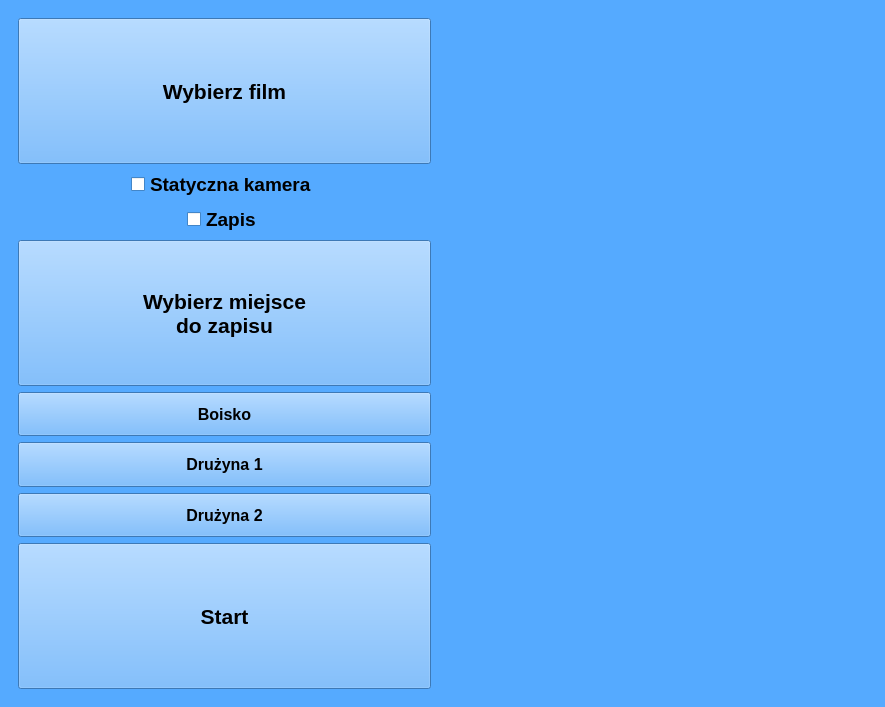
Before: the Qt Designer form views/window.ui in RustyRipper/playersTracking, drawn with Qt 5.
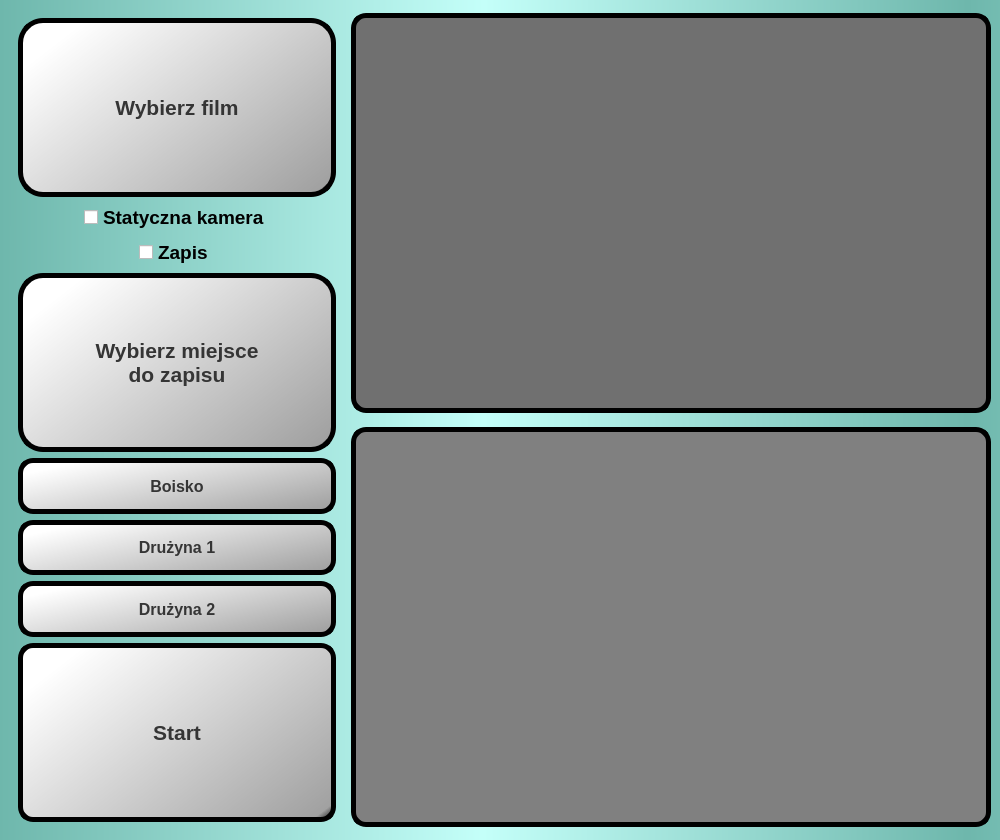
After: the same form once the commit is applied. Icons and pictures are not drawn.

The edit to the form file:
```diff
--- a/views/window.ui
+++ b/views/window.ui
@@ -6,20 +6,20 @@
    <rect>
     <x>0</x>
     <y>0</y>
-    <width>885</width>
-    <height>707</height>
+    <width>1000</width>
+    <height>840</height>
    </rect>
   </property>
   <property name="minimumSize">
    <size>
     <width>700</width>
-    <height>700</height>
+    <height>840</height>
    </size>
   </property>
   <property name="maximumSize">
    <size>
     <width>1000</width>
-    <height>1126</height>
+    <height>1000</height>
    </size>
   </property>
   <property name="palette">
@@ -35,12 +35,23 @@
       </brush>
      </colorrole>
      <colorrole role="Button">
-      <brush brushstyle="SolidPattern">
-       <color alpha="255">
-        <red>85</red>
-        <green>170</green>
-        <blue>255</blue>
-       </color>
+      <brush brushstyle="LinearGradientPattern">
+       <gradient startx="0.483000000000000" starty="0.619455000000000" endx="0.000000000000000" endy="0.619000000000000" type="LinearGradient" spread="ReflectSpread" coordinatemode="ObjectBoundingMode">
+        <gradientstop position="0.000000000000000">
+         <color alpha="255">
+          <red>196</red>
+          <green>255</green>
+          <blue>249</blue>
+         </color>
+        </gradientstop>
+        <gradientstop position="1.000000000000000">
+         <color alpha="255">
+          <red>110</red>
+          <green>183</green>
+          <blue>172</blue>
+         </color>
+        </gradientstop>
+       </gradient>
       </brush>
      </colorrole>
      <colorrole role="Light">
@@ -107,21 +118,43 @@
       </brush>
      </colorrole>
      <colorrole role="Base">
-      <brush brushstyle="SolidPattern">
-       <color alpha="255">
-        <red>255</red>
-        <green>255</green>
-        <blue>255</blue>
-       </color>
+      <brush brushstyle="LinearGradientPattern">
+       <gradient startx="0.483000000000000" starty="0.619455000000000" endx="0.000000000000000" endy="0.619000000000000" type="LinearGradient" spread="ReflectSpread" coordinatemode="ObjectBoundingMode">
+        <gradientstop position="0.000000000000000">
+         <color alpha="255">
+          <red>196</red>
+          <green>255</green>
+          <blue>249</blue>
+         </color>
+        </gradientstop>
+        <gradientstop position="1.000000000000000">
+         <color alpha="255">
+          <red>110</red>
+          <green>183</green>
+          <blue>172</blue>
+         </color>
+        </gradientstop>
+       </gradient>
       </brush>
      </colorrole>
      <colorrole role="Window">
-      <brush brushstyle="SolidPattern">
-       <color alpha="255">
-        <red>85</red>
-        <green>170</green>
-        <blue>255</blue>
-       </color>
+      <brush brushstyle="LinearGradientPattern">
+       <gradient startx="0.483000000000000" starty="0.619455000000000" endx="0.000000000000000" endy="0.619000000000000" type="LinearGradient" spread="ReflectSpread" coordinatemode="ObjectBoundingMode">
+        <gradientstop position="0.000000000000000">
+         <color alpha="255">
+          <red>196</red>
+          <green>255</green>
+          <blue>249</blue>
+         </color>
+        </gradientstop>
+        <gradientstop position="1.000000000000000">
+         <color alpha="255">
+          <red>110</red>
+          <green>183</green>
+          <blue>172</blue>
+         </color>
+        </gradientstop>
+       </gradient>
       </brush>
      </colorrole>
      <colorrole role="Shadow">
@@ -172,12 +205,23 @@
       </brush>
      </colorrole>
      <colorrole role="Button">
-      <brush brushstyle="SolidPattern">
-       <color alpha="255">
-        <red>85</red>
-        <green>170</green>
-        <blue>255</blue>
-       </color>
+      <brush brushstyle="LinearGradientPattern">
+       <gradient startx="0.483000000000000" starty="0.619455000000000" endx="0.000000000000000" endy="0.619000000000000" type="LinearGradient" spread="ReflectSpread" coordinatemode="ObjectBoundingMode">
+        <gradientstop position="0.000000000000000">
+         <color alpha="255">
+          <red>196</red>
+          <green>255</green>
+          <blue>249</blue>
+         </color>
+        </gradientstop>
+        <gradientstop position="1.000000000000000">
+         <color alpha="255">
+          <red>110</red>
+          <green>183</green>
+          <blue>172</blue>
+         </color>
+        </gradientstop>
+       </gradient>
       </brush>
      </colorrole>
      <colorrole role="Light">
@@ -244,21 +288,43 @@
       </brush>
      </colorrole>
      <colorrole role="Base">
-      <brush brushstyle="SolidPattern">
-       <color alpha="255">
-        <red>255</red>
-        <green>255</green>
-        <blue>255</blue>
-       </color>
+      <brush brushstyle="LinearGradientPattern">
+       <gradient startx="0.483000000000000" starty="0.619455000000000" endx="0.000000000000000" endy="0.619000000000000" type="LinearGradient" spread="ReflectSpread" coordinatemode="ObjectBoundingMode">
+        <gradientstop position="0.000000000000000">
+         <color alpha="255">
+          <red>196</red>
+          <green>255</green>
+          <blue>249</blue>
+         </color>
+        </gradientstop>
+        <gradientstop position="1.000000000000000">
+         <color alpha="255">
+          <red>110</red>
+          <green>183</green>
+          <blue>172</blue>
+         </color>
+        </gradientstop>
+       </gradient>
       </brush>
      </colorrole>
      <colorrole role="Window">
-      <brush brushstyle="SolidPattern">
-       <color alpha="255">
-        <red>85</red>
-        <green>170</green>
-        <blue>255</blue>
-       </color>
+      <brush brushstyle="LinearGradientPattern">
+       <gradient startx="0.483000000000000" starty="0.619455000000000" endx="0.000000000000000" endy="0.619000000000000" type="LinearGradient" spread="ReflectSpread" coordinatemode="ObjectBoundingMode">
+        <gradientstop position="0.000000000000000">
+         <color alpha="255">
+          <red>196</red>
+          <green>255</green>
+          <blue>249</blue>
+         </color>
+        </gradientstop>
+        <gradientstop position="1.000000000000000">
+         <color alpha="255">
+          <red>110</red>
+          <green>183</green>
+          <blue>172</blue>
+         </color>
+        </gradientstop>
+       </gradient>
       </brush>
      </colorrole>
      <colorrole role="Shadow">
@@ -309,12 +375,23 @@
       </brush>
      </colorrole>
      <colorrole role="Button">
-      <brush brushstyle="SolidPattern">
-       <color alpha="255">
-        <red>85</red>
-        <green>170</green>
-        <blue>255</blue>
-       </color>
+      <brush brushstyle="LinearGradientPattern">
+       <gradient startx="0.483000000000000" starty="0.619455000000000" endx="0.000000000000000" endy="0.619000000000000" type="LinearGradient" spread="ReflectSpread" coordinatemode="ObjectBoundingMode">
+        <gradientstop position="0.000000000000000">
+         <color alpha="255">
+          <red>196</red>
+          <green>255</green>
+          <blue>249</blue>
+         </color>
+        </gradientstop>
+        <gradientstop position="1.000000000000000">
+         <color alpha="255">
+          <red>110</red>
+          <green>183</green>
+          <blue>172</blue>
+         </color>
+        </gradientstop>
+       </gradient>
       </brush>
      </colorrole>
      <colorrole role="Light">
@@ -381,21 +458,43 @@
       </brush>
      </colorrole>
      <colorrole role="Base">
-      <brush brushstyle="SolidPattern">
-       <color alpha="255">
-        <red>85</red>
-        <green>170</green>
-        <blue>255</blue>
-       </color>
+      <brush brushstyle="LinearGradientPattern">
+       <gradient startx="0.483000000000000" starty="0.619455000000000" endx="0.000000000000000" endy="0.619000000000000" type="LinearGradient" spread="ReflectSpread" coordinatemode="ObjectBoundingMode">
+        <gradientstop position="0.000000000000000">
+         <color alpha="255">
+          <red>196</red>
+          <green>255</green>
+          <blue>249</blue>
+         </color>
+        </gradientstop>
+        <gradientstop position="1.000000000000000">
+         <color alpha="255">
+          <red>110</red>
+          <green>183</green>
+          <blue>172</blue>
+         </color>
+        </gradientstop>
+       </gradient>
       </brush>
      </colorrole>
      <colorrole role="Window">
-      <brush brushstyle="SolidPattern">
-       <color alpha="255">
-        <red>85</red>
-        <green>170</green>
-        <blue>255</blue>
-       </color>
+      <brush brushstyle="LinearGradientPattern">
+       <gradient startx="0.483000000000000" starty="0.619455000000000" endx="0.000000000000000" endy="0.619000000000000" type="LinearGradient" spread="ReflectSpread" coordinatemode="ObjectBoundingMode">
+        <gradientstop position="0.000000000000000">
+         <color alpha="255">
+          <red>196</red>
+          <green>255</green>
+          <blue>249</blue>
+         </color>
+        </gradientstop>
+        <gradientstop position="1.000000000000000">
+         <color alpha="255">
+          <red>110</red>
+          <green>183</green>
+          <blue>172</blue>
+         </color>
+        </gradientstop>
+       </gradient>
       </brush>
      </colorrole>
      <colorrole role="Shadow">
@@ -440,6 +539,11 @@
   <property name="windowTitle">
    <string>MainWindow</string>
   </property>
+  <property name="styleSheet">
+   <string notr="true">QMainWindow{
+background:qlineargradient(spread:reflect, x1:0.483, y1:0.619455, x2:0, y2:0.619, stop:0 rgba(196, 255, 249, 255), stop:1 rgba(110, 183, 172, 255))
+}</string>
+  </property>
   <widget class="QWidget" name="centralwidget">
    <layout class="QHBoxLayout" name="horizontalLayout">
     <item>
@@ -461,6 +565,19 @@
            <strikeout>false</strikeout>
           </font>
          </property>
+         <property name="styleSheet">
+          <string notr="true">
+QPushButton { 
+color:rgb(53, 53, 53);
+background: qlineargradient(spread:pad, x1:1, y1:1, x2:0, y2:0.284, stop:0 rgba(0, 0, 0, 255), stop:0.0454545 rgba(161, 161, 161, 255), stop:1 rgba(255, 255, 255, 255));
+border-radius: 25px;
+border:5px solid black
+}
+
+QPushButton:hover { color: rgb(0, 170, 255) }
+
+</string>
+         </property>
          <property name="text">
           <string>Wybierz film</string>
          </property>
@@ -520,19 +637,37 @@
             <colorrole role="WindowText">
              <brush brushstyle="SolidPattern">
               <color alpha="255">
-               <red>0</red>
-               <green>0</green>
-               <blue>0</blue>
+               <red>53</red>
+               <green>53</green>
+               <blue>53</blue>
               </color>
              </brush>
             </colorrole>
             <colorrole role="Button">
-             <brush brushstyle="SolidPattern">
-              <color alpha="255">
-               <red>85</red>
-               <green>170</green>
-               <blue>255</blue>
-              </color>
+             <brush brushstyle="LinearGradientPattern">
+              <gradient startx="1.000000000000000" starty="1.000000000000000" endx="0.000000000000000" endy="0.284000000000000" type="LinearGradient" spread="PadSpread" coordinatemode="ObjectBoundingMode">
+               <gradientstop position="0.000000000000000">
+                <color alpha="255">
+                 <red>0</red>
+                 <green>0</green>
+                 <blue>0</blue>
+                </color>
+               </gradientstop>
+               <gradientstop position="0.045454500000000">
+                <color alpha="255">
+                 <red>161</red>
+                 <green>161</green>
+                 <blue>161</blue>
+                </color>
+               </gradientstop>
+               <gradientstop position="1.000000000000000">
+                <color alpha="255">
+                 <red>255</red>
+                 <green>255</green>
+                 <blue>255</blue>
+                </color>
+               </gradientstop>
+              </gradient>
              </brush>
             </colorrole>
             <colorrole role="Light">
@@ -574,9 +709,9 @@
             <colorrole role="Text">
              <brush brushstyle="SolidPattern">
               <color alpha="255">
-               <red>0</red>
-               <green>0</green>
-               <blue>0</blue>
+               <red>53</red>
+               <green>53</green>
+               <blue>53</blue>
               </color>
              </brush>
             </colorrole>
@@ -592,28 +727,64 @@
             <colorrole role="ButtonText">
              <brush brushstyle="SolidPattern">
               <color alpha="255">
-               <red>0</red>
-               <green>0</green>
-               <blue>0</blue>
+               <red>53</red>
+               <green>53</green>
+               <blue>53</blue>
               </color>
              </brush>
             </colorrole>
             <colorrole role="Base">
-             <brush brushstyle="SolidPattern">
-              <color alpha="255">
-               <red>255</red>
-               <green>255</green>
-               <blue>255</blue>
-              </color>
+             <brush brushstyle="LinearGradientPattern">
+              <gradient startx="1.000000000000000" starty="1.000000000000000" endx="0.000000000000000" endy="0.284000000000000" type="LinearGradient" spread="PadSpread" coordinatemode="ObjectBoundingMode">
+               <gradientstop position="0.000000000000000">
+                <color alpha="255">
+                 <red>0</red>
+                 <green>0</green>
+                 <blue>0</blue>
+                </color>
+               </gradientstop>
+               <gradientstop position="0.045454500000000">
+                <color alpha="255">
+                 <red>161</red>
+                 <green>161</green>
+                 <blue>161</blue>
+                </color>
+               </gradientstop>
+               <gradientstop position="1.000000000000000">
+                <color alpha="255">
+                 <red>255</red>
+                 <green>255</green>
+                 <blue>255</blue>
+                </color>
+               </gradientstop>
+              </gradient>
              </brush>
             </colorrole>
             <colorrole role="Window">
-             <brush brushstyle="SolidPattern">
-              <color alpha="255">
-               <red>85</red>
-               <green>170</green>
-               <blue>255</blue>
-              </color>
+             <brush brushstyle="LinearGradientPattern">
+              <gradient startx="1.000000000000000" starty="1.000000000000000" endx="0.000000000000000" endy="0.284000000000000" type="LinearGradient" spread="PadSpread" coordinatemode="ObjectBoundingMode">
+               <gradientstop position="0.000000000000000">
+                <color alpha="255">
+                 <red>0</red>
+                 <green>0</green>
+                 <blue>0</blue>
+                </color>
+               </gradientstop>
+               <gradientstop position="0.045454500000000">
+                <color alpha="255">
+                 <red>161</red>
+                 <green>161</green>
+                 <blue>161</blue>
+                </color>
+               </gradientstop>
+               <gradientstop position="1.000000000000000">
+                <color alpha="255">
+                 <red>255</red>
+                 <green>255</green>
+                 <blue>255</blue>
+                </color>
+               </gradientstop>
+              </gradient>
              </brush>
             </colorrole>
             <colorrole role="Shadow">
@@ -657,19 +828,37 @@
             <colorrole role="WindowText">
              <brush brushstyle="SolidPattern">
               <color alpha="255">
-               <red>0</red>
-               <green>0</green>
-               <blue>0</blue>
+               <red>53</red>
+               <green>53</green>
+               <blue>53</blue>
               </color>
              </brush>
             </colorrole>
             <colorrole role="Button">
-             <brush brushstyle="SolidPattern">
-              <color alpha="255">
-               <red>85</red>
-               <green>170</green>
-               <blue>255</blue>
-              </color>
+             <brush brushstyle="LinearGradientPattern">
+              <gradient startx="1.000000000000000" starty="1.000000000000000" endx="0.000000000000000" endy="0.284000000000000" type="LinearGradient" spread="PadSpread" coordinatemode="ObjectBoundingMode">
+               <gradientstop position="0.000000000000000">
+                <color alpha="255">
+                 <red>0</red>
+                 <green>0</green>
+                 <blue>0</blue>
+                </color>
+               </gradientstop>
+               <gradientstop position="0.045454500000000">
+                <color alpha="255">
+                 <red>161</red>
+                 <green>161</green>
+                 <blue>161</blue>
+                </color>
+               </gradientstop>
+               <gradientstop position="1.000000000000000">
+                <color alpha="255">
+                 <red>255</red>
+                 <green>255</green>
+                 <blue>255</blue>
+                </color>
+               </gradientstop>
+              </gradient>
              </brush>
             </colorrole>
             <colorrole role="Light">
@@ -711,9 +900,9 @@
             <colorrole role="Text">
              <brush brushstyle="SolidPattern">
               <color alpha="255">
-               <red>0</red>
-               <green>0</green>
-               <blue>0</blue>
+               <red>53</red>
+               <green>53</green>
+               <blue>53</blue>
               </color>
              </brush>
             </colorrole>
@@ -729,28 +918,64 @@
             <colorrole role="ButtonText">
              <brush brushstyle="SolidPattern">
               <color alpha="255">
-               <red>0</red>
-               <green>0</green>
-               <blue>0</blue>
+               <red>53</red>
+               <green>53</green>
+               <blue>53</blue>
               </color>
              </brush>
             </colorrole>
             <colorrole role="Base">
-             <brush brushstyle="SolidPattern">
-              <color alpha="255">
-               <red>255</red>
-               <green>255</green>
-               <blue>255</blue>
-              </color>
+             <brush brushstyle="LinearGradientPattern">
+              <gradient startx="1.000000000000000" starty="1.000000000000000" endx="0.000000000000000" endy="0.284000000000000" type="LinearGradient" spread="PadSpread" coordinatemode="ObjectBoundingMode">
+               <gradientstop position="0.000000000000000">
+                <color alpha="255">
+                 <red>0</red>
+                 <green>0</green>
+                 <blue>0</blue>
+                </color>
+               </gradientstop>
+               <gradientstop position="0.045454500000000">
+                <color alpha="255">
+                 <red>161</red>
+                 <green>161</green>
+                 <blue>161</blue>
+                </color>
+               </gradientstop>
+               <gradientstop position="1.000000000000000">
+                <color alpha="255">
+                 <red>255</red>
+                 <green>255</green>
+                 <blue>255</blue>
+                </color>
+               </gradientstop>
+              </gradient>
              </brush>
             </colorrole>
             <colorrole role="Window">
-             <brush brushstyle="SolidPattern">
-              <color alpha="255">
-               <red>85</red>
-               <green>170</green>
-               <blue>255</blue>
-              </color>
+             <brush brushstyle="LinearGradientPattern">
+              <gradient startx="1.000000000000000" starty="1.000000000000000" endx="0.000000000000000" endy="0.284000000000000" type="LinearGradient" spread="PadSpread" coordinatemode="ObjectBoundingMode">
+               <gradientstop position="0.000000000000000">
+                <color alpha="255">
+                 <red>0</red>
+                 <green>0</green>
+                 <blue>0</blue>
+                </color>
+               </gradientstop>
+               <gradientstop position="0.045454500000000">
+                <color alpha="255">
+                 <red>161</red>
+                 <green>161</green>
+                 <blue>161</blue>
+                </color>
+               </gradientstop>
+               <gradientstop position="1.000000000000000">
+                <color alpha="255">
+                 <red>255</red>
+                 <green>255</green>
+                 <blue>255</blue>
+                </color>
+               </gradientstop>
+              </gradient>
              </brush>
             </colorrole>
             <colorrole role="Shadow">
@@ -794,18 +1019,18 @@
             <colorrole role="WindowText">
              <brush brushstyle="SolidPattern">
               <color alpha="255">
-               <red>42</red>
-               <green>85</green>
-               <blue>127</blue>
+               <red>53</red>
+               <green>53</green>
+               <blue>53</blue>
               </color>
              </brush>
             </colorrole>
             <colorrole role="Button">
              <brush brushstyle="SolidPattern">
               <color alpha="255">
-               <red>85</red>
-               <green>170</green>
-               <blue>255</blue>
+               <red>84</red>
+               <green>84</green>
+               <blue>84</blue>
               </color>
              </brush>
             </colorrole>
@@ -848,9 +1073,9 @@
             <colorrole role="Text">
              <brush brushstyle="SolidPattern">
               <color alpha="255">
-               <red>42</red>
-               <green>85</green>
-               <blue>127</blue>
+               <red>53</red>
+               <green>53</green>
+               <blue>53</blue>
               </color>
              </brush>
             </colorrole>
@@ -866,27 +1091,27 @@
             <colorrole role="ButtonText">
              <brush brushstyle="SolidPattern">
               <color alpha="255">
-               <red>42</red>
-               <green>85</green>
-               <blue>127</blue>
+               <red>53</red>
+               <green>53</green>
+               <blue>53</blue>
               </color>
              </brush>
             </colorrole>
             <colorrole role="Base">
              <brush brushstyle="SolidPattern">
               <color alpha="255">
-               <red>85</red>
-               <green>170</green>
-               <blue>255</blue>
+               <red>84</red>
+               <green>84</green>
+               <blue>84</blue>
               </color>
              </brush>
             </colorrole>
             <colorrole role="Window">
              <brush brushstyle="SolidPattern">
               <color alpha="255">
-               <red>85</red>
-               <green>170</green>
-               <blue>255</blue>
+               <red>84</red>
+               <green>84</green>
+               <blue>84</blue>
               </color>
              </brush>
             </colorrole>
@@ -939,6 +1164,21 @@
          <property name="focusPolicy">
           <enum>Qt::StrongFocus</enum>
          </property>
+         <property name="styleSheet">
+          <string notr="true">
+QPushButton { 
+color:rgb(53, 53, 53);
+background: qlineargradient(spread:pad, x1:1, y1:1, x2:0, y2:0.284, stop:0 rgba(0, 0, 0, 255), stop:0.0454545 rgba(161, 161, 161, 255), stop:1 rgba(255, 255, 255, 255));
+border-radius: 25px;
+border:5px solid black
+}
+QPushButton:disabled {
+background-color:rgb(84, 84, 84);
+color:rgb(53, 53, 53)
+}
+QPushButton:hover { color: rgb(0, 170, 255) }
+</string>
+         </property>
          <property name="text">
           <string>Wybierz miejsce
 do zapisu</string>
@@ -968,6 +1208,18 @@
              <bold>true</bold>
             </font>
            </property>
+           <property name="styleSheet">
+            <string notr="true">
+QPushButton { 
+color:rgb(53, 53, 53);
+background: qlineargradient(spread:pad, x1:1, y1:1, x2:0, y2:0.284, stop:0 rgba(0, 0, 0, 255), stop:0.0454545 rgba(161, 161, 161, 255), stop:1 rgba(255, 255, 255, 255));
+border-radius: 15px;
+border:5px solid black
+}
+
+QPushButton:hover { color: rgb(0, 170, 255) }
+</string>
+           </property>
            <property name="text">
             <string>Boisko</string>
            </property>
@@ -988,6 +1240,18 @@
              <bold>true</bold>
             </font>
            </property>
+           <property name="styleSheet">
+            <string notr="true">
+QPushButton { 
+color:rgb(53, 53, 53);
+background: qlineargradient(spread:pad, x1:1, y1:1, x2:0, y2:0.284, stop:0 rgba(0, 0, 0, 255), stop:0.0454545 rgba(161, 161, 161, 255), stop:1 rgba(255, 255, 255, 255));
+border-radius: 15px;
+border:5px solid black
+}
+QPushButton:hover { color: rgb(0, 170, 255) }
+
+</string>
+           </property>
            <property name="text">
             <string>Drużyna 1</string>
            </property>
@@ -1008,6 +1272,19 @@
              <bold>true</bold>
             </font>
            </property>
+           <property name="styleSheet">
+            <string notr="true">
+QPushButton { 
+color:rgb(53, 53, 53);
+background: qlineargradient(spread:pad, x1:1, y1:1, x2:0, y2:0.284, stop:0 rgba(0, 0, 0, 255), stop:0.0454545 rgba(161, 161, 161, 255), stop:1 rgba(255, 255, 255, 255));
+border-radius: 15px;
+border:5px solid black
+}
+
+
+QPushButton:hover { color: rgb(0, 170, 255) }
+</string>
+           </property>
            <property name="text">
             <string>Drużyna 2</string>
            </property>
@@ -1030,6 +1307,17 @@
            <bold>true</bold>
           </font>
          </property>
+         <property name="styleSheet">
+          <string notr="true">
+QPushButton { 
+color:rgb(53, 53, 53);
+background: qlineargradient(spread:pad, x1:1, y1:1, x2:0, y2:0.284, stop:0 rgba(0, 0, 0, 255), stop:0.0454545 rgba(161, 161, 161, 255), stop:1 rgba(255, 255, 255, 255));
+border-radius: 15px;
+border:5px solid black
+}
+
+QPushButton:hover { color: rgb(0, 170, 255) }</string>
+         </property>
          <property name="text">
           <string>Start</string>
          </property>
@@ -1049,17 +1337,30 @@
          <bool>true</bool>
         </property>
         <property name="sizePolicy">
-         <sizepolicy hsizetype="Preferred" vsizetype="Minimum">
+         <sizepolicy hsizetype="Preferred" vsizetype="Preferred">
           <horstretch>0</horstretch>
           <verstretch>0</verstretch>
          </sizepolicy>
         </property>
+        <property name="minimumSize">
+         <size>
+          <width>640</width>
+          <height>400</height>
+         </size>
+        </property>
         <property name="maximumSize">
          <size>
-          <width>716</width>
+          <width>720</width>
           <height>400</height>
          </size>
         </property>
+        <property name="styleSheet">
+         <string notr="true">QLabel{
+background: rgb(112, 112, 112);
+border-radius: 15px;
+border:5px solid black}
+</string>
+        </property>
         <property name="text">
          <string/>
         </property>
@@ -1077,26 +1378,33 @@
       <item alignment="Qt::AlignHCenter|Qt::AlignVCenter">
        <widget class="QLabel" name="label">
         <property name="sizePolicy">
-         <sizepolicy hsizetype="Minimum" vsizetype="Minimum">
+         <sizepolicy hsizetype="Preferred" vsizetype="Preferred">
           <horstretch>0</horstretch>
           <verstretch>0</verstretch>
          </sizepolicy>
         </property>
         <property name="minimumSize">
          <size>
-          <width>0</width>
-          <height>0</height>
+          <width>640</width>
+          <height>400</height>
          </size>
         </property>
         <property name="maximumSize">
          <size>
-          <width>700</width>
-          <height>700</height>
+          <width>720</width>
+          <height>400</height>
          </size>
         </property>
         <property name="contextMenuPolicy">
          <enum>Qt::CustomContextMenu</enum>
         </property>
+        <property name="styleSheet">
+         <string notr="true">QLabel{
+background: grey;
+border-radius: 15px;
+border:5px solid black}
+</string>
+        </property>
         <property name="text">
          <string/>
         </property>
```
Left out of the diff: 6 changed lines with no effect on the pictures.
